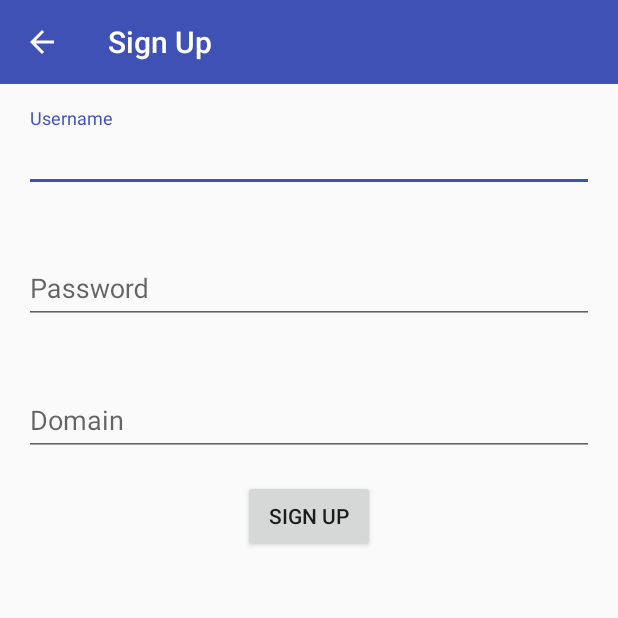
After one commit to AuNguyenTrungNguyen/Android-Nien-Luan-Chuyen-Nganh, an Android app: the SignUpActivity screen opened directly, with no data from a screen before it, on a phone screen of 412 x 824 dp, the top half of it. The commit adds this screen. Run offline under Robolectric (Android 15) with nearby library versions, the phone set to English and light mode, and no system bars; our stand-ins replace Firebase (no records; nobody signed in at launch, a user with empty details on screens opened directly).

Commit message:
Task sign up

```diff
--- a/app/build.gradle
+++ b/app/build.gradle
@@ -41,4 +41,5 @@ dependencies {
 
 
 
+
 apply plugin: 'com.google.gms.google-services'
--- /dev/null
+++ b/app/src/main/java/aunguyen/quanlycongviec/Activity/SignUpActivity.java
@@ -0,0 +1,156 @@
+package aunguyen.quanlycongviec.Activity;
+
+import android.os.Bundle;
+import android.support.annotation.NonNull;
+import android.support.v7.app.AppCompatActivity;
+import android.support.v7.widget.Toolbar;
+import android.util.Log;
+import android.view.View;
+import android.widget.Button;
+import android.widget.EditText;
+import android.widget.Toast;
+
+import com.google.android.gms.tasks.OnCompleteListener;
+import com.google.android.gms.tasks.Task;
+import com.google.firebase.auth.AuthResult;
+import com.google.firebase.auth.FirebaseAuth;
+import com.google.firebase.auth.FirebaseUser;
+import com.google.firebase.database.DataSnapshot;
+import com.google.firebase.database.DatabaseError;
+import com.google.firebase.database.DatabaseReference;
+import com.google.firebase.database.FirebaseDatabase;
+import com.google.firebase.database.ValueEventListener;
+
+import java.util.ArrayList;
+import java.util.List;
+
+import aunguyen.quanlycongviec.Object.Constant;
+import aunguyen.quanlycongviec.Object.EmployeeObject;
+import aunguyen.quanlycongviec.R;
+
+public class SignUpActivity extends AppCompatActivity implements View.OnClickListener {
+
+    private Toolbar toolbarSignUp;
+
+    private EditText edtUsername;
+    private EditText edtPassword;
+    private EditText edtDomain;
+
+    private Button btnSignUp;
+
+    private FirebaseAuth mAuth;
+    private FirebaseDatabase database;
+
+
+    @Override
+    protected void onCreate(Bundle savedInstanceState) {
+        super.onCreate(savedInstanceState);
+        setContentView(R.layout.activity_sign_up);
+
+        setUpFirebase();
+
+        setUpToolbar();
+
+        addControls();
+
+        addEvents();
+
+    }
+
+    private void setUpFirebase() {
+        mAuth = FirebaseAuth.getInstance();
+        database = FirebaseDatabase.getInstance();
+    }
+
+    private void addEvents() {
+        btnSignUp.setOnClickListener(this);
+    }
+
+    private void addControls() {
+        edtUsername = findViewById(R.id.edt_username);
+        edtPassword = findViewById(R.id.edt_password);
+        edtDomain = findViewById(R.id.edt_domain);
+
+        btnSignUp = findViewById(R.id.btn_sign_up);
+    }
+
+    private void setUpToolbar() {
+        //Setup layout_toolbar
+        toolbarSignUp = findViewById(R.id.toolbar_sign_up);
+        setSupportActionBar(toolbarSignUp);
+        getSupportActionBar().setDisplayHomeAsUpEnabled(true);
+    }
+
+    @Override
+    public void onClick(View view) {
+        switch (view.getId()){
+            case R.id.btn_sign_up:
+                signUp();
+                break;
+        }
+    }
+
+    private void signUp() {
+
+        final boolean[] isFirst = {true};
+
+        final List<String> listDomain = new ArrayList<>();
+
+        final String username = edtUsername.getText().toString();
+        final String password = edtPassword.getText().toString();
+        final String domain = edtDomain.getText().toString();
+
+        final DatabaseReference referenceDomain, referenceEmployee;
+
+        referenceDomain = database.getReference(Constant.NODE_DOMAIN);
+        referenceEmployee = database.getReference(Constant.NODE_NHAN_VIEN);
+
+        //Check domain exist
+        referenceDomain.addValueEventListener(new ValueEventListener() {
+            @Override
+            public void onDataChange(DataSnapshot dataSnapshot) {
+
+                for (DataSnapshot snapshot : dataSnapshot.getChildren()){
+                    String domain = snapshot.getValue(String.class);
+                    listDomain.add(domain);
+                }
+
+                if(listDomain.contains(domain) && isFirst[0]){
+                    Toast.makeText(SignUpActivity.this, "Domain cua ban da ton tai!!!", Toast.LENGTH_SHORT).show();
+                    isFirst[0] = false;
+                }else if(isFirst[0]){
+                    if(!username.equals("") && !password.equals("")){
+                        mAuth.createUserWithEmailAndPassword(username+domain, password)
+                                .addOnCompleteListener(SignUpActivity.this, new OnCompleteListener<AuthResult>() {
+                                    @Override
+                                    public void onComplete(@NonNull Task<AuthResult> task) {
+                                        if (task.isSuccessful()) {
+                                            FirebaseUser user = mAuth.getCurrentUser();
+
+                                            EmployeeObject employeeObject = new EmployeeObject();
+                                            employeeObject.setAccountType("0");
+                                            employeeObject.setIdEmployee(user.getUid());
+                                            employeeObject.setIdManage("");
+
+                                            referenceEmployee.child(user.getUid()).setValue(employeeObject);
+                                            referenceDomain.push().setValue(domain);
+                                            Log.i("TN", "Sign Up Success!");
+                                            isFirst[0] = false;
+
+                                        } else {
+                                            Log.i("TN", "Username is exist!");
+                                        }
+                                    }
+                                });
+                    }
+                }
+
+            }
+
+            @Override
+            public void onCancelled(DatabaseError databaseError) {
+
+            }
+        });
+    }
+}
--- a/app/src/main/java/aunguyen/quanlycongviec/Object/Constant.java
+++ b/app/src/main/java/aunguyen/quanlycongviec/Object/Constant.java
@@ -7,6 +7,7 @@ package aunguyen.quanlycongviec.Object;
 public class Constant {
     public static String NODE_CONG_VIEC = "CongViec";
     public static String NODE_NHAN_VIEN = "NhanVien";
+    public static String NODE_DOMAIN = "Domain";
 
     public static String PREFERENCE_NAME = "QuanLyCongViec";
     public static String PREFERENCE_KEY_ID = "IdNhanVien";
--- /dev/null
+++ b/app/src/main/res/layout/activity_sign_up.xml
@@ -0,0 +1,74 @@
+<?xml version="1.0" encoding="utf-8"?>
+<LinearLayout xmlns:android="http://schemas.android.com/apk/res/android"
+    xmlns:tools="http://schemas.android.com/tools"
+    android:layout_width="match_parent"
+    android:layout_height="match_parent"
+    android:orientation="vertical"
+    tools:context="aunguyen.quanlycongviec.Activity.SignUpActivity">
+
+    <include
+        android:id="@+id/toolbar_sign_up"
+        layout="@layout/layout_toolbar"
+        android:layout_width="match_parent"
+        android:layout_height="wrap_content" />
+
+    <ScrollView
+        android:layout_width="match_parent"
+        android:layout_height="wrap_content">
+
+        <LinearLayout
+            android:layout_width="match_parent"
+            android:layout_height="wrap_content"
+            android:orientation="vertical">
+
+            <android.support.design.widget.TextInputLayout
+                android:layout_width="match_parent"
+                android:layout_height="wrap_content"
+                android:layout_margin="16dp">
+
+                <EditText
+                    android:id="@+id/edt_username"
+                    android:layout_width="match_parent"
+                    android:layout_height="wrap_content"
+                    android:hint="@string/username" />
+
+            </android.support.design.widget.TextInputLayout>
+
+            <android.support.design.widget.TextInputLayout
+                android:layout_width="match_parent"
+                android:layout_height="wrap_content"
+                android:layout_margin="16dp">
+
+                <EditText
+                    android:id="@+id/edt_password"
+                    android:layout_width="match_parent"
+                    android:layout_height="wrap_content"
+                    android:hint="@string/password" />
+
+            </android.support.design.widget.TextInputLayout>
+
+            <android.support.design.widget.TextInputLayout
+                android:layout_width="match_parent"
+                android:layout_height="wrap_content"
+                android:layout_margin="16dp">
+
+                <EditText
+                    android:id="@+id/edt_domain"
+                    android:layout_width="match_parent"
+                    android:layout_height="wrap_content"
+                    android:hint="@string/domain" />
+
+            </android.support.design.widget.TextInputLayout>
+
+            <Button
+                android:id="@+id/btn_sign_up"
+                android:layout_width="wrap_content"
+                android:layout_height="wrap_content"
+                android:layout_gravity="center"
+                android:text="@string/sign_up" />
+
+        </LinearLayout>
+
+    </ScrollView>
+
+</LinearLayout>
--- a/app/src/main/res/values/strings.xml
+++ b/app/src/main/res/values/strings.xml
@@ -3,12 +3,15 @@
 
     <string name="username">Username</string>
     <string name="password">Password</string>
+    <string name="domain">Domain</string>
     <string name="sign_in">Sign In</string>
+    <string name="sign_up">Sign Up</string>
 
     <string name="navigation_drawer_open">Open navigation drawer</string>
     <string name="navigation_drawer_close">Close navigation drawer</string>
 
     <string name="title_activity_sign_in">Sign In</string>
+    <string name="title_activity_sign_up">Sign Up</string>
     <string name="title_activity_my_employees">Management Employees</string>
     <string name="title_activity_my_account">Management My Account</string>
     <string name="title_activity_information">My Account</string>
```
Also changed, not shown: app/src/main/AndroidManifest.xml (+12 -5 lines), app/src/main/java/aunguyen/quanlycongviec/Activity/SignInActivity.java (+15 -0 lines), app/src/main/res/layout/activity_sign_in.xml (+21 -5 lines).
